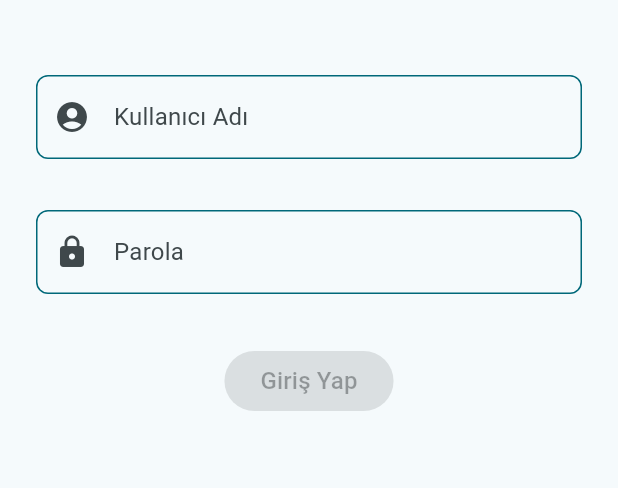
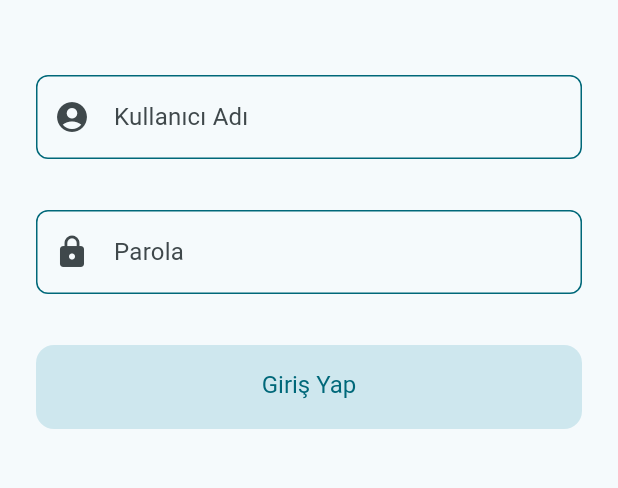
Before and after one commit to Gulced/todoapp_flutter, a Flutter app: the screen it shows after launch, on a phone screen of 412 x 824 dp, the part 375-863 px from its top. Run offline on Flutter 3.47's test engine with Material 3 defaults, Android fonts, the phone set to English and light mode, and no system bars; our stand-ins replace dartz, dio, equatable, flutter_bloc, flutter_secure_storage, flutter_svg and 8 more; generated files the repository leaves out were written again.

```diff
--- /dev/null
+++ b/lib/core/widgets/app_button.dart
@@ -0,0 +1,120 @@
+import 'package:flutter/material.dart';
+
+import '/core/core.dart';
+
+///
+class AppElevatedButton extends StatelessWidget {
+  /// {
+  const AppElevatedButton({
+    required this.child,
+    super.key,
+    this.onPressed,
+    BorderSide? borderSide,
+    Size? maximumSize,
+    Size? minimumSize,
+    EdgeInsets? padding,
+  })  : _borderSide = borderSide,
+        _maximumSize = maximumSize ?? _defaultMaximumSize,
+        _minimumSize = minimumSize ?? _defaultMinimumSize,
+        _padding = padding ?? _defaultPadding;
+
+  /// The maximum size of the button.
+  static const _defaultMaximumSize = Size(double.infinity, 56);
+
+  /// The minimum size of the button.
+  static const _defaultMinimumSize = Size(double.infinity, 56);
+
+  /// The padding of the the button.
+  static const _defaultPadding = EdgeInsets.fromLTRB(
+    24,
+    9,
+    24,
+    12,
+  );
+
+  /// [VoidCallback] called when button is pressed.
+  /// Button is disabled when null.
+  final VoidCallback? onPressed;
+
+  /// A border of the button.
+  final BorderSide? _borderSide;
+
+  /// The maximum size of the button.
+  ///
+  /// Defaults to [_defaultMaximumSize].
+  final Size _maximumSize;
+
+  /// The minimum size of the button.
+  ///
+  /// Defaults to [_defaultMinimumSize].
+  final Size _minimumSize;
+
+  /// The padding of the button.
+  ///
+  /// Defaults to [EdgeInsets.zero].
+  final EdgeInsets _padding;
+
+  /// [Widget] displayed on the button.
+  final Widget child;
+
+  @override
+  Widget build(BuildContext context) {
+    return ElevatedButton(
+      onPressed: onPressed,
+      style: ButtonStyle(
+        /// Butonun alabileceği maksimum boyut
+        maximumSize: WidgetStateProperty.all(_maximumSize),
+
+        /// Buton içeriği etrafındaki iç boşluk
+        padding: WidgetStateProperty.all(_padding),
+
+        /// Butonun alabileceği minimum boyut
+        minimumSize: WidgetStateProperty.all(_minimumSize),
+
+        /// Buton içindeki Text'in Style (font büyüklüğü, vb.)
+        textStyle: onPressed == null
+            ? WidgetStateProperty.all(
+                TextStyle(
+                  color: AppTheme.lightScheme.onSecondary,
+                ),
+              )
+            : WidgetStateProperty.all(
+                const TextStyle(color: Colors.white),
+              ),
+
+        /// Text'in Rengi
+        foregroundColor: onPressed == null
+            ? WidgetStateProperty.all(
+                AppTheme.lightScheme.primary,
+              )
+
+            /// Etkin Olduğunda
+            : WidgetStateProperty.all(
+                AppTheme.lightScheme.onPrimary,
+              ),
+
+        ///  Butonun Arka Plan rengi
+        backgroundColor: onPressed == null
+            ? WidgetStateProperty.all(
+                AppTheme.lightScheme.secondaryContainer,
+              )
+
+            /// Etkin Olduğunda
+            : WidgetStateProperty.all(
+                AppTheme.lightScheme.primary,
+              ),
+
+        /// Buton kenar çizgisinin Style'ı (kalınlık, renk).
+        side: WidgetStateProperty.all(_borderSide),
+
+        /// Butonun köşe yuvarlaklıklarını belirle
+        shape: WidgetStateProperty.all(
+          RoundedRectangleBorder(
+            borderRadius: BorderRadius.circular(12),
+          ),
+        ),
+      ),
+      child: child,
+    );
+  }
+}
--- a/lib/core/widgets/widgets.dart
+++ b/lib/core/widgets/widgets.dart
@@ -1,2 +1,3 @@
+export 'app_button.dart';
 export 'app_text_field.dart';
 export 'scrollable_cloumn.dart';
```
Also changed, not shown: lib/login/views/login_view.dart (+26 -7 lines).
